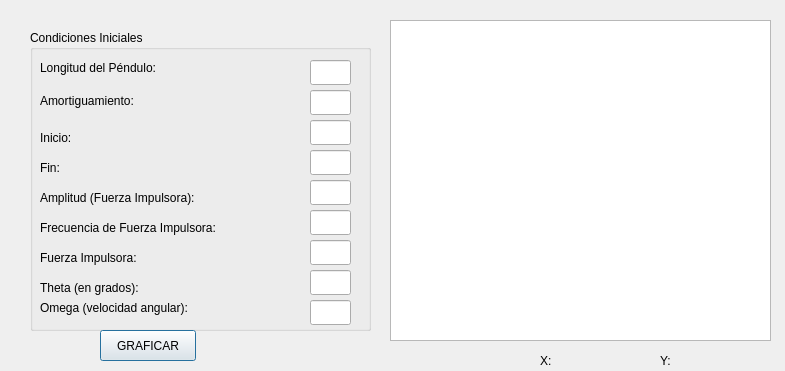
Above: DataInput.ui from Raimmaster/PendulumSimulator before the change. Below: the same form after it.
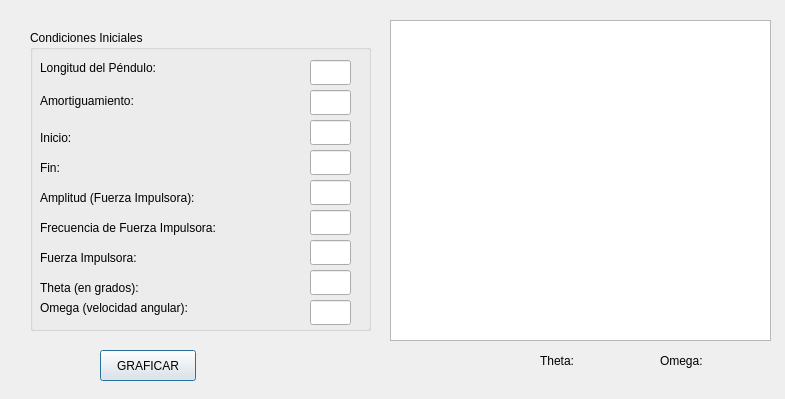
That is the form after the change.

The edit to the form file:
```diff
--- a/DataInput.ui
+++ b/DataInput.ui
@@ -7,7 +7,7 @@
     <x>0</x>
     <y>0</y>
     <width>785</width>
-    <height>371</height>
+    <height>399</height>
    </rect>
   </property>
   <property name="windowTitle">
@@ -247,7 +247,7 @@
    <property name="geometry">
     <rect>
      <x>100</x>
-     <y>330</y>
+     <y>350</y>
      <width>96</width>
      <height>31</height>
     </rect>
@@ -266,7 +266,7 @@
     </rect>
    </property>
    <property name="text">
-    <string>X:</string>
+    <string>Theta:</string>
    </property>
   </widget>
   <widget class="QLabel" name="ypos">
@@ -279,7 +279,7 @@
     </rect>
    </property>
    <property name="text">
-    <string>Y:</string>
+    <string>Omega:</string>
    </property>
   </widget>
  </widget>
```
